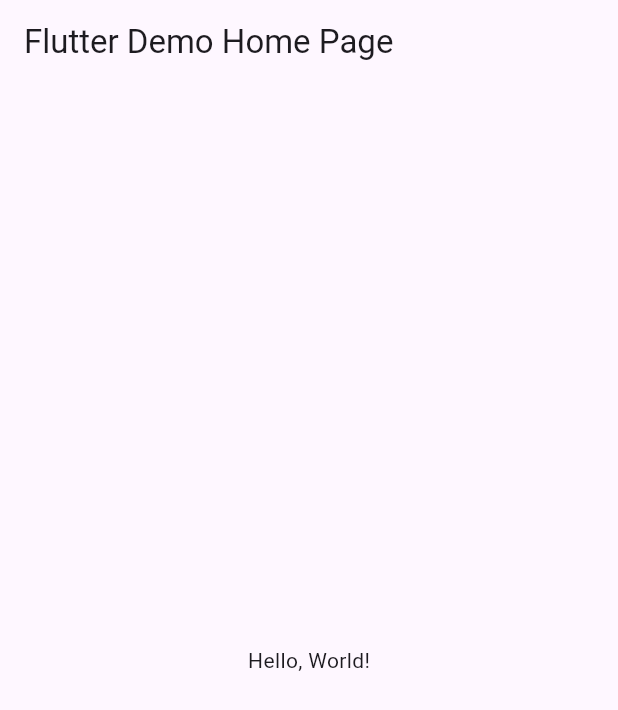
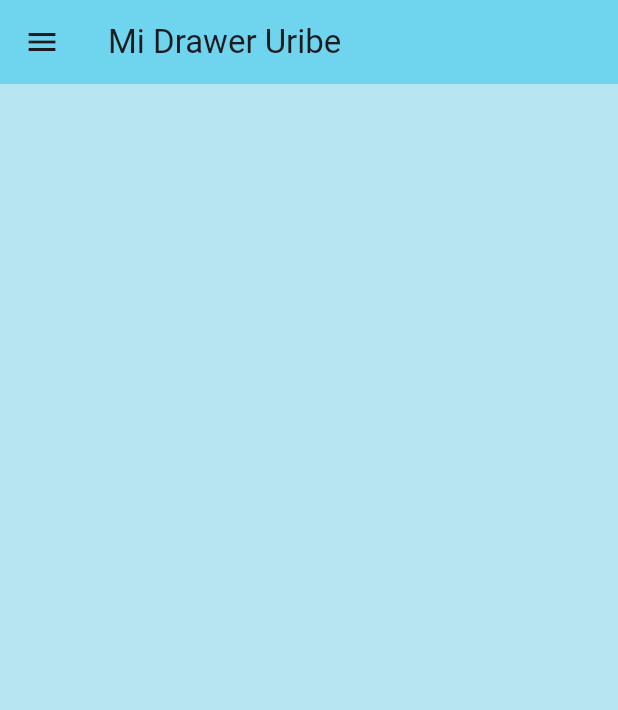
Before and after one commit to UribeV128/MiDrawerUribe, a Flutter app: the screen it shows after launch, on a phone screen of 412 x 824 dp. Shown: the top 710 px of the screen. Run offline on Flutter 3.47's test engine with Material 3 defaults, Android fonts, the phone set to English and light mode, and no system bars.

Commit message:
Update main.dart

```diff
--- a/lib/main.dart
+++ b/lib/main.dart
@@ -1,43 +1,136 @@
 import 'package:flutter/material.dart';
 
-void main() => runApp(MyApp());
+void main() => runApp(MiDrawerUribe());
 
-class MyApp extends StatelessWidget {
-  const MyApp({super.key});
-  // This widget is the root of your application.
+class MiDrawerUribe extends StatelessWidget {
+  const MiDrawerUribe({Key? key}) : super(key: key);
+
   @override
   Widget build(BuildContext context) {
     return MaterialApp(
-      // Application name
-      title: 'Flutter Hello World',
-      // Application theme data, you can set the colors for the application as
-      // you want
-      theme: ThemeData(
-        // useMaterial3: true,
-        primarySwatch: Colors.blue,
-      ),
-      // A widget which will be started on application startup
-      home: MyHomePage(title: 'Flutter Demo Home Page'),
-    );
-  }
-}
-
-class MyHomePage extends StatelessWidget {
-  final String title;
-  const MyHomePage({super.key, required this.title});
-
-  @override
-  Widget build(BuildContext context) {
-    return Scaffold(
-      appBar: AppBar(
-        // The title text which will be shown on the action bar
-        title: Text(title),
-      ),
-      body: Center(
-        child: Text(
-          'Hello, World!',
+      debugShowCheckedModeBanner: false,
+      home: Scaffold(
+        appBar: AppBar(
+          backgroundColor: Color(0xff6fd4ed),
+          title: Text("Mi Drawer Uribe"),
+        ),
+        backgroundColor: Color(0xffb7e5f1),
+        drawer: Drawer(
+          child: ListView(
+            padding: EdgeInsets.zero,
+            children: [
+              UserAccountsDrawerHeader(
+                accountName: Text("Neutrogena.com"),
+                accountEmail: Text("a.21308051280418@cbtis128.edu.mx"),
+                currentAccountPicture: CircleAvatar(
+                  backgroundImage: NetworkImage(
+                      "https://raw.githubusercontent.com/UribeV128/Img_iOS/main/icono.png"),
+                ),
+                decoration: BoxDecoration(
+                  color: Color(0xff6fd4ed),
+                  image: DecorationImage(
+                    image: NetworkImage(
+                        "https://raw.githubusercontent.com/UribeV128/Img_iOS/main/fneu.png"),
+                    fit: BoxFit.fill,
+                  ),
+                ),
+                otherAccountsPictures: [
+                  CircleAvatar(
+                    backgroundColor: Colors.white,
+                    backgroundImage: NetworkImage(
+                        "https://raw.githubusercontent.com/UribeV128/Img_iOS/main/perfilr.png"),
+                  ),
+                  CircleAvatar(
+                    backgroundColor: Colors.white,
+                    backgroundImage: NetworkImage(
+                        "https://raw.githubusercontent.com/UribeV128/Img_iOS/main/perfilt.png"),
+                  ),
+                ],
+              ),
+              ListTile(
+                leading: Icon(
+                  Icons.account_circle_rounded,
+                  color: Color(0xff0b86a4),
+                  size: 30,
+                ),
+                title: Text("Cliente", textScaleFactor: 1.5),
+                onTap: () {
+                  Navigator.pop(context);
+                },
+              ),
+              ListTile(
+                leading: Icon(
+                  Icons.contact_page_sharp,
+                  color: Color(0xff82d2ed),
+                  size: 30,
+                ),
+                title: Text(
+                  "Empleados",
+                  textScaleFactor: 1.5,
+                ),
+                onTap: () {
+                  Navigator.pop(context);
+                },
+              ),
+              ListTile(
+                leading: Icon(
+                  Icons.shopping_bag,
+                  color: Color(0xffa40b0b),
+                  size: 30,
+                ),
+                title: Text("Productos"),
+                onTap: () {
+                  Navigator.pop(context);
+                },
+              ),
+              ListTile(
+                leading: Icon(
+                  Icons.stacked_bar_chart_sharp,
+                  color: Color(0xff6b0ba4),
+                  size: 30,
+                ),
+                title: Text("Ventas"),
+                onTap: () {
+                  Navigator.pop(context);
+                },
+              ),
+              ListTile(
+                leading: Icon(
+                  Icons.store_mall_directory_rounded,
+                  color: Color(0xff8da40b),
+                  size: 30,
+                ),
+                title: Text("Sucursales"),
+                onTap: () {
+                  Navigator.pop(context);
+                },
+              ),
+              ListTile(
+                leading: Icon(
+                  Icons.view_stream,
+                  color: Color(0xffa40b7d),
+                  size: 30,
+                ),
+                title: Text("Categorias de Productos"),
+                onTap: () {
+                  Navigator.pop(context);
+                },
+              ),
+              ListTile(
+                leading: Icon(
+                  Icons.sell,
+                  color: Color(0xff0b1aa4),
+                  size: 30,
+                ),
+                title: Text("Descuentos"),
+                onTap: () {
+                  Navigator.pop(context);
+                },
+              )
+            ],
+          ),
         ),
       ),
-    );
-  }
-}
+    ); //Material
+  } //widget
+} //MiDrawerUribe
```
